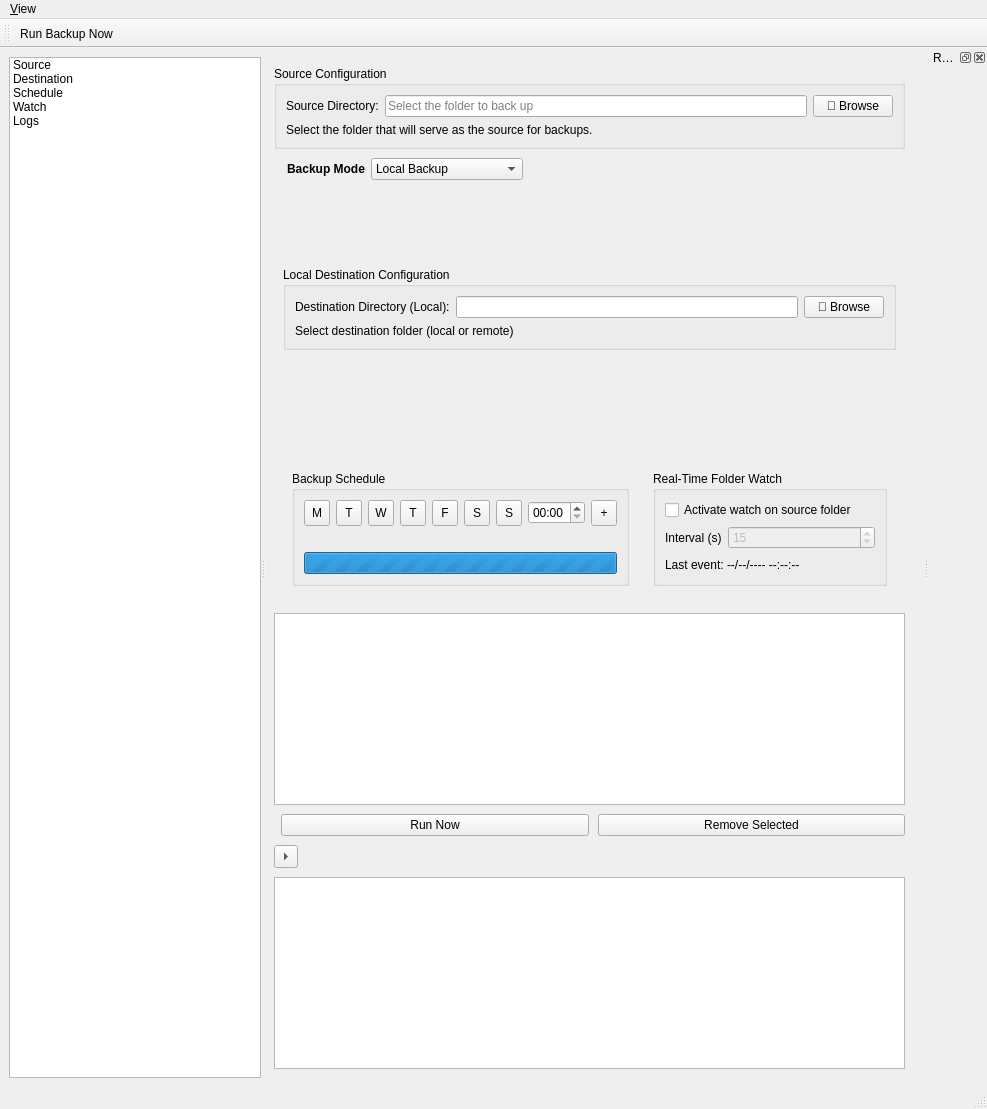
Above: backy_x/src/gui/MainWindow.ui from Mantinum/backyfull before the change. Below: the same form after it.
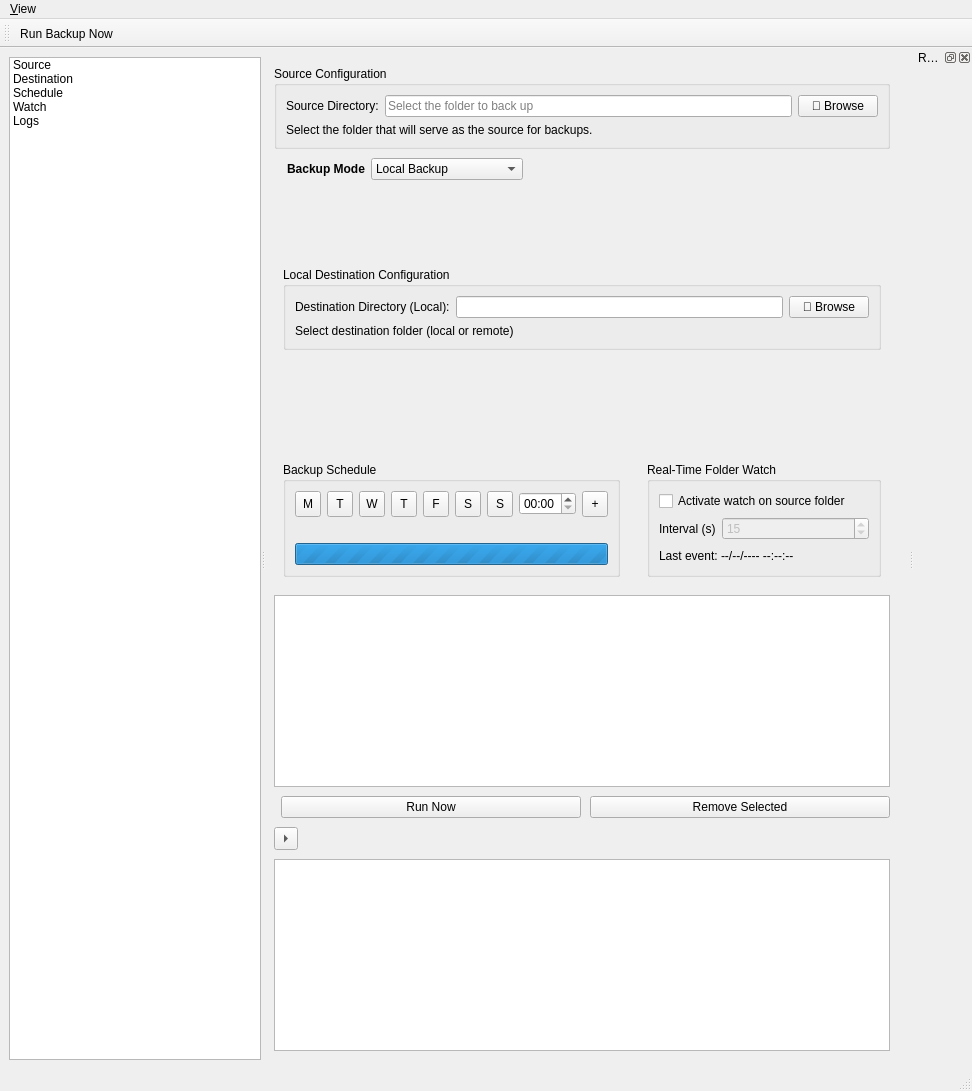
That is the form after the change.

Commit message: foundation-split

What changed in the file:
```diff
--- a/backy_x/src/gui/MainWindow.ui
+++ b/backy_x/src/gui/MainWindow.ui
@@ -474,7 +474,6 @@
         </spacer>
        </item>
         <item>
-         <widget class="QWidget" name="splitPlanVsWatch">
           <layout class="QHBoxLayout" name="planWatchLayout">
            <item>
             <widget class="QWidget" name="wdPlan">
@@ -772,7 +771,6 @@
         </widget>
        </item>
       </layout>
-     </widget>
     </item>
       <item>
        <widget class="QTableView" name="tvJobs">
```
Lines whose indentation alone changed are shown as unchanged.
